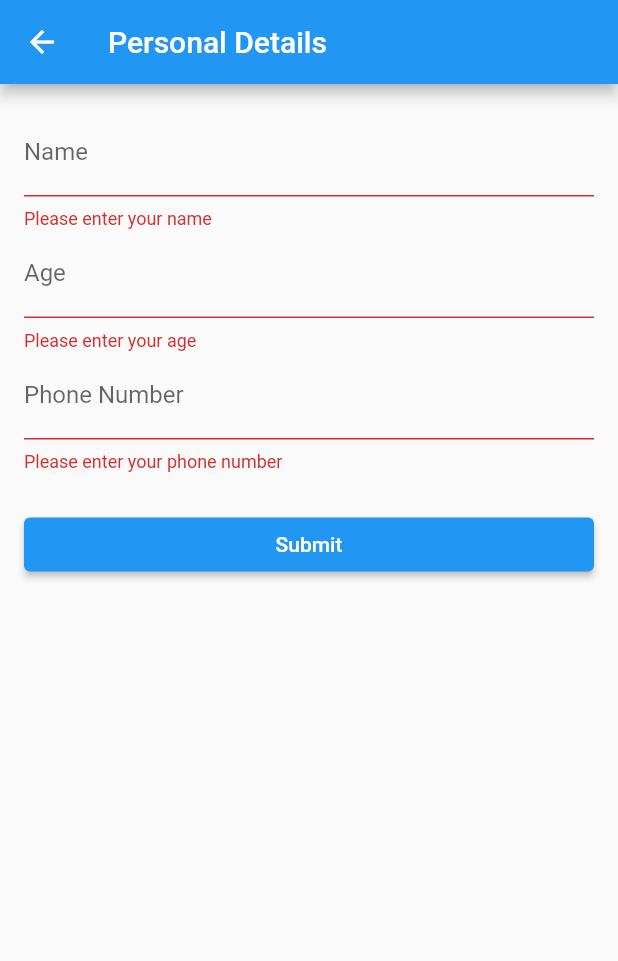
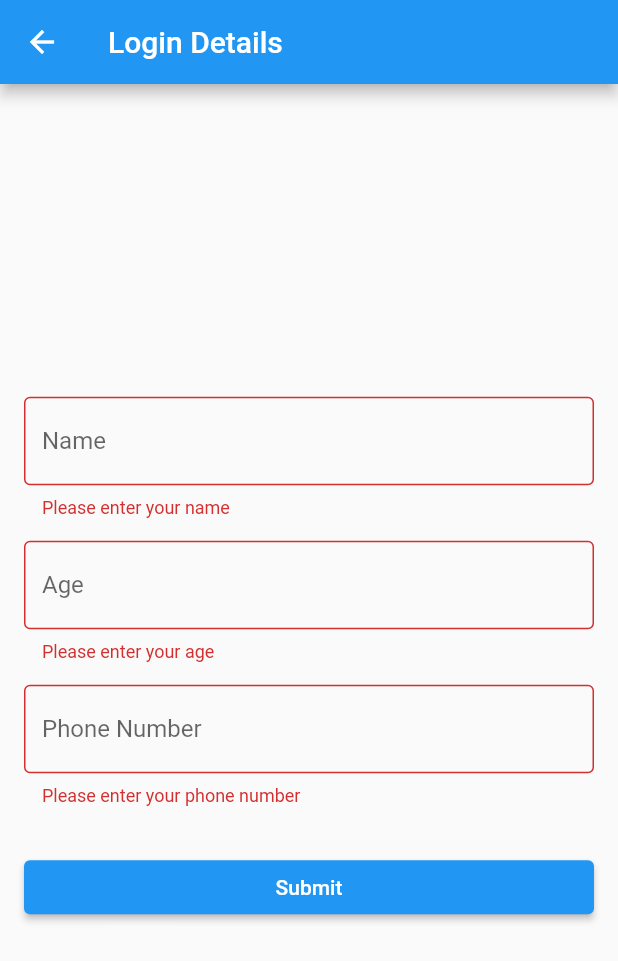
Before and after one commit to Blaster1111/winfo, a Flutter app: the Profile screen opened by its route, after a tap on "Logout", after a tap on "Submit", on a phone screen of 412 x 824 dp. Shown: the top 961 px of the screen. Run offline on Flutter 3.47's test engine with Material 2 defaults, Android fonts, the phone set to English and light mode, and no system bars; our stand-ins replace flutter_contacts, shared_preferences; accounts and stored records are empty.

Commit message:
Cleanup Commit

```diff
--- a/lib/activities/Profile.dart
+++ b/lib/activities/Profile.dart
@@ -38,10 +38,29 @@ class _ProfileState extends State<Profile> {
         padding: const EdgeInsets.all(16.0),
         child: Column(
           crossAxisAlignment: CrossAxisAlignment.stretch,
+          mainAxisAlignment: MainAxisAlignment.start,
           children: [
-            Text('Name: ${name}'),
-            Text('Age:  ${age}'),
-            Text('Phone Number: ${phone}'),
+            SizedBox(
+              height: 10,
+            ),
+            Text(
+              'Name: ${name}',
+              style: TextStyle(fontWeight: FontWeight.w400, fontSize: 16),
+            ),
+            SizedBox(
+              height: 10,
+            ),
+            Text(
+              'Age:  ${age}',
+              style: TextStyle(fontWeight: FontWeight.w400, fontSize: 16),
+            ),
+            SizedBox(
+              height: 10,
+            ),
+            Text(
+              'Phone Number: ${phone}',
+              style: TextStyle(fontWeight: FontWeight.w400, fontSize: 16),
+            ),
             SizedBox(
               height: 50,
             ),
@@ -49,8 +68,7 @@ class _ProfileState extends State<Profile> {
               onPressed: () async {
                 SharedPreferences Sp = await SharedPreferences.getInstance();
                 Sp.setBool(SplashScreenState.KEYLOGIN, false);
-                Navigator.pushReplacement(context,
-                    MaterialPageRoute(builder: ((context) => LoginDetails())));
+                Navigator.pushReplacementNamed(context, "/login_details");
               },
               child: Text('Logout'),
             ),
--- a/lib/activities/loading.dart
+++ b/lib/activities/loading.dart
@@ -1,5 +1,3 @@
-// ignore_for_file: non_constant_identifier_names
-
 import 'package:flutter/material.dart';
 import 'package:winfo/WeatherWorker/worker.dart';
 
--- a/lib/activities/login_details.dart
+++ b/lib/activities/login_details.dart
@@ -23,8 +23,10 @@ class _LoginDetailsState extends State<LoginDetails> {
       Prefs.setString('name', _nameController.text);
       Prefs.setString('age', _ageController.text);
       Prefs.setString('phone', _phoneNumberController.text);
-      Navigator.pushReplacementNamed(context, "/home_page",
-          arguments: Profile());
+      Navigator.pushReplacementNamed(
+        context,
+        "/home_page",
+      );
     }
   }
 
@@ -36,17 +38,21 @@ class _LoginDetailsState extends State<LoginDetails> {
   @override
   Widget build(BuildContext context) {
     return Scaffold(
-      appBar: AppBar(title: Text('Personal Details')),
+      appBar: AppBar(title: Text('Login Details')),
       body: Padding(
         padding: const EdgeInsets.all(16.0),
         child: Form(
           key: _formKey,
           child: Column(
             crossAxisAlignment: CrossAxisAlignment.stretch,
+            mainAxisAlignment: MainAxisAlignment.center,
             children: [
               TextFormField(
                 controller: _nameController,
-                decoration: InputDecoration(labelText: 'Name'),
+                decoration: InputDecoration(
+                    labelText: 'Name',
+                    border:
+                        OutlineInputBorder(borderSide: BorderSide(width: 2))),
                 validator: (value) {
                   if (value == null || value.isEmpty) {
                     return 'Please enter your name';
@@ -54,9 +60,15 @@ class _LoginDetailsState extends State<LoginDetails> {
                   return null;
                 },
               ),
+              SizedBox(
+                height: 15,
+              ),
               TextFormField(
                 controller: _ageController,
-                decoration: InputDecoration(labelText: 'Age'),
+                decoration: InputDecoration(
+                    labelText: 'Age',
+                    border:
+                        OutlineInputBorder(borderSide: BorderSide(width: 2))),
                 validator: (value) {
                   if (value == null || value.isEmpty) {
                     return 'Please enter your age';
@@ -68,9 +80,15 @@ class _LoginDetailsState extends State<LoginDetails> {
                   return null;
                 },
               ),
+              SizedBox(
+                height: 15,
+              ),
               TextFormField(
                 controller: _phoneNumberController,
-                decoration: InputDecoration(labelText: 'Phone Number'),
+                decoration: InputDecoration(
+                  labelText: 'Phone Number',
+                  border: OutlineInputBorder(borderSide: BorderSide(width: 2)),
+                ),
                 validator: (value) {
                   if (value == null || value.isEmpty) {
                     return 'Please enter your phone number';
@@ -79,11 +97,11 @@ class _LoginDetailsState extends State<LoginDetails> {
                   } else if (value == int.tryParse(value) is int) {
                     return 'Invalid Phone Number';
                   }
-                  // You can add more validation for phone numbers
+
                   return null;
                 },
               ),
-              SizedBox(height: 24),
+              SizedBox(height: 30),
               ElevatedButton(
                 onPressed: () async {
                   var SharedPref = await SharedPreferences.getInstance();
--- a/pubspec.yaml
+++ b/pubspec.yaml
@@ -18,6 +18,8 @@ dependencies:
   permission_handler: ^10.4.3
   url_launcher:
   shared_preferences: ^2.2.0
+  get:
+
 
 
 
@@ -51,6 +53,7 @@ flutter:
   #   - images/a_dot_burr.jpeg
   #   - images/a_dot_ham.jpeg
 
+
   # An image asset can refer to one or more resolution-specific "variants", see
   # https://flutter.dev/assets-and-images/#resolution-aware
 
```
Also changed, not shown: lib/activities/contacts_cards.dart (+26 -15 lines), lib/main.dart (+6 -7 lines), pubspec.lock.
